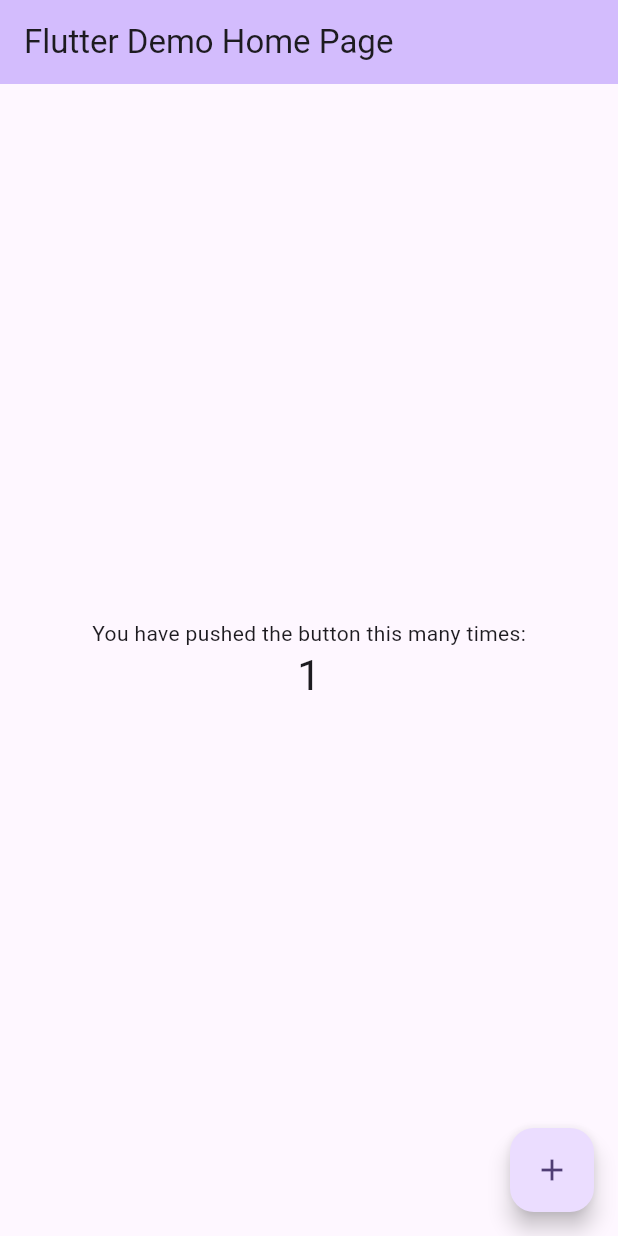
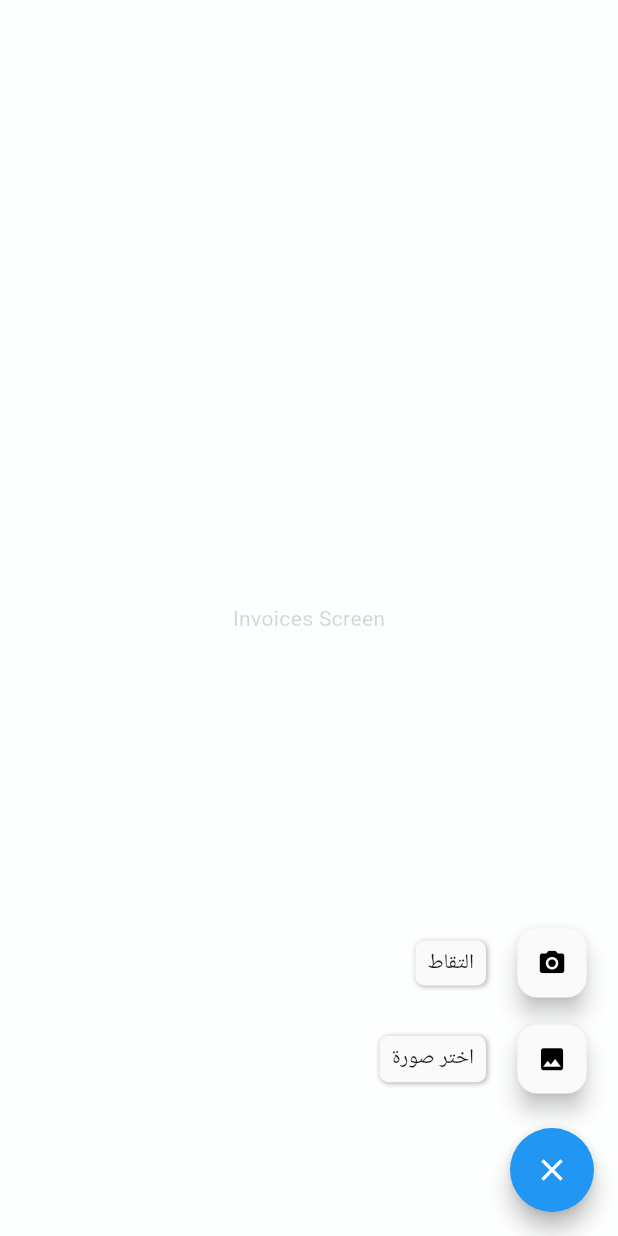
Before and after one commit to Ahmedkawba/invoice_ocr_app, a Flutter app: the screen it shows after launch, after a tap on the "add" icon, on a phone screen of 412 x 824 dp. Run offline on Flutter 3.47's test engine with Material 3 defaults, Android fonts, the phone set to English and light mode, and no system bars; drawn by our look-alikes of flutter_speed_dial; our stand-ins replace image_picker; missing offline and left inert: flutter_quill, google_mlkit_text_recognition.

Commit message:
feat: integrate file selector and URL launcher plugins for enhanced functionality - Updated generated_plugin_registrant files to register the new plugins. - Modified pubspec.lock to include new dependencies and their versions. - Implemented routes for navigation between screens including splash, invoices, and reference invoice screens. - Developed InvoicesScreen to handle image selection and text recognition using Google ML Kit. - Created ReferenceInvoiceScreen to display and edit recognized text using Quill editor. - Added SplashScreen for initial app loading with navigation to invoices screen after a delay.

```diff
--- /dev/null
+++ b/lib/core/app/routes.dart
@@ -0,0 +1,35 @@
+import 'package:flutter/cupertino.dart';
+import 'package:flutter/material.dart';
+
+import '../../features/invoices/presentation/screen/invoices_screen.dart';
+import '../../features/reference_invoice/presentation/screen/reference_invoice_screen.dart';
+import '../../features/splach_screen.dart';
+
+class Routes {
+  static const String splash = 'splash';
+  static const String invoices = 'invoices';
+  static const String resultAupload = 'resultAupload';
+  static const String referenceInvoice = 'referenceInvoice';
+
+  static String currentRoute = splash;
+
+  static Route onGenerateRouted(RouteSettings routeSettings) {
+    currentRoute = routeSettings.name ?? "";
+    switch (routeSettings.name) {
+      case splash:
+        return CupertinoPageRoute(builder: ((context) => const SplachScreen()));
+
+      case invoices:
+        return CupertinoPageRoute(builder: (_) => InvoicesScreen());
+      case referenceInvoice:
+        final deltaJson = routeSettings.arguments as List<dynamic>;
+
+        return CupertinoPageRoute(
+          builder: (_) => ReferenceInvoiceScreen(deltaJson: deltaJson),
+        );
+
+      default:
+        return CupertinoPageRoute(builder: (context) => const Scaffold());
+    }
+  }
+}
--- /dev/null
+++ b/lib/features/invoices/presentation/screen/invoices_screen.dart
@@ -0,0 +1,89 @@
+import 'dart:io';
+
+import 'package:flutter/material.dart';
+import 'package:flutter_quill/flutter_quill.dart';
+import 'package:flutter_speed_dial/flutter_speed_dial.dart';
+import 'package:google_mlkit_text_recognition/google_mlkit_text_recognition.dart';
+import 'package:image_picker/image_picker.dart';
+import 'package:invoice_ocr_app/core/app/routes.dart';
+
+class InvoicesScreen extends StatefulWidget {
+  const InvoicesScreen({super.key});
+
+  @override
+  State<InvoicesScreen> createState() => _InvoicesScreenState();
+}
+
+class _InvoicesScreenState extends State<InvoicesScreen> {
+  bool isLoading = false;
+  File? imageFile;
+
+  String scannedText = "";
+
+  final ImagePicker picker = ImagePicker();
+  @override
+  Widget build(BuildContext context) {
+    return Scaffold(
+      body: isLoading
+          ? Center(child: CircularProgressIndicator())
+          : Center(child: Text("Invoices Screen")),
+      floatingActionButton: SpeedDial(
+        icon: Icons.add,
+        activeIcon: Icons.close,
+        backgroundColor: Colors.blue,
+        foregroundColor: Colors.white,
+        spacing: 10,
+        spaceBetweenChildren: 8,
+        children: [
+          SpeedDialChild(
+            child: Icon(Icons.image),
+            label: 'اختر صورة',
+            onTap: () => getImage(ImageSource.gallery),
+          ),
+          SpeedDialChild(
+            child: Icon(Icons.camera_alt),
+            label: 'التقاط',
+            onTap: () => getImage(ImageSource.camera),
+          ),
+        ],
+      ),
+    );
+  }
+
+  void getImage(ImageSource source) async {
+    try {
+      final pickedImage = await ImagePicker().pickImage(source: source);
+      if (pickedImage != null) {
+        imageFile = File(pickedImage.path);
+        isLoading = true;
+        setState(() {});
+        getRecognisedText(File(pickedImage.path));
+      }
+    } catch (e) {
+      imageFile = null;
+      isLoading = false;
+      scannedText = "Error occured while scanning";
+      setState(() {});
+    }
+  }
+
+  void getRecognisedText(File image) async {
+    final inputImage = InputImage.fromFilePath(image.path);
+    final textRecognizer = TextRecognizer();
+    RecognizedText recognisedText = await textRecognizer.processImage(
+      inputImage,
+    );
+    String extractedText = recognisedText.text;
+
+    final doc = Document()..insert(0, extractedText);
+
+    isLoading = false;
+    setState(() {});
+
+    Navigator.pushNamed(
+      context,
+      Routes.referenceInvoice,
+      arguments: doc.toDelta().toJson(),
+    );
+  }
+}
--- /dev/null
+++ b/lib/features/splach_screen.dart
@@ -0,0 +1,56 @@
+import 'package:flutter/material.dart';
+import 'package:invoice_ocr_app/core/app/routes.dart';
+
+class SplachScreen extends StatefulWidget {
+  const SplachScreen({super.key});
+
+  @override
+  State<SplachScreen> createState() => _SplachScreenState();
+}
+
+class _SplachScreenState extends State<SplachScreen> {
+  @override
+  void initState() {
+    // TODO: implement initState
+
+    super.initState();
+    initApp();
+  }
+
+  void initApp() async {
+    Future.delayed(const Duration(seconds: 3), () {
+      Navigator.pushReplacementNamed(context, Routes.invoices);
+    });
+  }
+
+  @override
+  Widget build(BuildContext context) {
+    return Scaffold(
+      body: Stack(
+        children: [
+          Column(
+            crossAxisAlignment: CrossAxisAlignment.center,
+            mainAxisAlignment: MainAxisAlignment.center,
+            children: [
+              Align(
+                alignment: AlignmentDirectional.center,
+                child: Padding(
+                  padding: EdgeInsets.only(top: 10.0),
+                  child: SizedBox(
+                    width: 150,
+                    height: 150,
+                    child: Icon(
+                      Icons.inventory_outlined,
+                      size: 100,
+                      color: Color(0xFF00B2CA),
+                    ),
+                  ),
+                ),
+              ),
+            ],
+          ),
+        ],
+      ),
+    );
+  }
+}
--- a/lib/main.dart
+++ b/lib/main.dart
@@ -1,122 +1,37 @@
 import 'package:flutter/material.dart';
+import 'package:flutter_localizations/flutter_localizations.dart';
+import 'package:flutter_quill/flutter_quill.dart';
+
+import 'core/app/routes.dart';
 
 void main() {
   runApp(const MyApp());
 }
-
+//AIzaSyBJFE4Rl8EeM_YF5hAt4ukxtCwVqQYLyyo
 class MyApp extends StatelessWidget {
   const MyApp({super.key});
+  static GlobalKey<NavigatorState> navigatorKay = GlobalKey<NavigatorState>();
 
-  // This widget is the root of your application.
   @override
   Widget build(BuildContext context) {
     return MaterialApp(
-      title: 'Flutter Demo',
       theme: ThemeData(
-        // This is the theme of your application.
-        //
-        // TRY THIS: Try running your application with "flutter run". You'll see
-        // the application has a purple toolbar. Then, without quitting the app,
-        // try changing the seedColor in the colorScheme below to Colors.green
-        // and then invoke "hot reload" (save your changes or press the "hot
-        // reload" button in a Flutter-supported IDE, or press "r" if you used
-        // the command line to start the app).
-        //
-        // Notice that the counter didn't reset back to zero; the application
-        // state is not lost during the reload. To reset the state, use hot
-        // restart instead.
-        //
-        // This works for code too, not just values: Most code changes can be
-        // tested with just a hot reload.
-        colorScheme: ColorScheme.fromSeed(seedColor: Colors.deepPurple),
+        colorScheme: ColorScheme.fromSeed(seedColor: Colors.white),
       ),
-      home: const MyHomePage(title: 'Flutter Demo Home Page'),
+      initialRoute: Routes.splash,
+      navigatorKey: navigatorKay,
+      onGenerateRoute: Routes.onGenerateRouted,
+      debugShowCheckedModeBanner: false,
+      localizationsDelegates: [
+        GlobalMaterialLocalizations.delegate,
+        GlobalWidgetsLocalizations.delegate,
+        GlobalCupertinoLocalizations.delegate,
+        FlutterQuillLocalizations.delegate,
+      ],
+      supportedLocales: const [
+        // Locale('ar'),
+        Locale('en'),
+      ],
     );
   }
 }
-
-class MyHomePage extends StatefulWidget {
-  const MyHomePage({super.key, required this.title});
-
-  // This widget is the home page of your application. It is stateful, meaning
-  // that it has a State object (defined below) that contains fields that affect
-  // how it looks.
-
-  // This class is the configuration for the state. It holds the values (in this
-  // case the title) provided by the parent (in this case the App widget) and
-  // used by the build method of the State. Fields in a Widget subclass are
-  // always marked "final".
-
-  final String title;
-
-  @override
-  State<MyHomePage> createState() => _MyHomePageState();
-}
-
-class _MyHomePageState extends State<MyHomePage> {
-  int _counter = 0;
-
-  void _incrementCounter() {
-    setState(() {
-      // This call to setState tells the Flutter framework that something has
-      // changed in this State, which causes it to rerun the build method below
-      // so that the display can reflect the updated values. If we changed
-      // _counter without calling setState(), then the build method would not be
-      // called again, and so nothing would appear to happen.
-      _counter++;
-    });
-  }
-
-  @override
-  Widget build(BuildContext context) {
-    // This method is rerun every time setState is called, for instance as done
-    // by the _incrementCounter method above.
-    //
-    // The Flutter framework has been optimized to make rerunning build methods
-    // fast, so that you can just rebuild anything that needs updating rather
-    // than having to individually change instances of widgets.
-    return Scaffold(
-      appBar: AppBar(
-        // TRY THIS: Try changing the color here to a specific color (to
-        // Colors.amber, perhaps?) and trigger a hot reload to see the AppBar
-        // change color while the other colors stay the same.
-        backgroundColor: Theme.of(context).colorScheme.inversePrimary,
-        // Here we take the value from the MyHomePage object that was created by
-        // the App.build method, and use it to set our appbar title.
-        title: Text(widget.title),
-      ),
-      body: Center(
-        // Center is a layout widget. It takes a single child and positions it
-        // in the middle of the parent.
-        child: Column(
-          // Column is also a layout widget. It takes a list of children and
-          // arranges them vertically. By default, it sizes itself to fit its
-          // children horizontally, and tries to be as tall as its parent.
-          //
-          // Column has various properties to control how it sizes itself and
-          // how it positions its children. Here we use mainAxisAlignment to
-          // center the children vertically; the main axis here is the vertical
-          // axis because Columns are vertical (the cross axis would be
-          // horizontal).
-          //
-          // TRY THIS: Invoke "debug painting" (choose the "Toggle Debug Paint"
-          // action in the IDE, or press "p" in the console), to see the
-          // wireframe for each widget.
-          mainAxisAlignment: MainAxisAlignment.center,
-          children: <Widget>[
-            const Text('You have pushed the button this many times:'),
-            Text(
-              '$_counter',
-              style: Theme.of(context).textTheme.headlineMedium,
-            ),
-          ],
-        ),
-      ),
-      floatingActionButton: FloatingActionButton(
-        onPressed: _incrementCounter,
-        tooltip: 'Increment',
-        child: const Icon(Icons.add),
-      ), // This trailing comma makes auto-formatting nicer for build methods.
-    );
-  }
-}
```
Also changed, not shown: lib/features/reference_invoice/presentation/screen/reference_invoice_screen.dart (added, +208 -0 lines), pubspec.yaml (+9 -19 lines), pubspec.lock, 6 other files.
